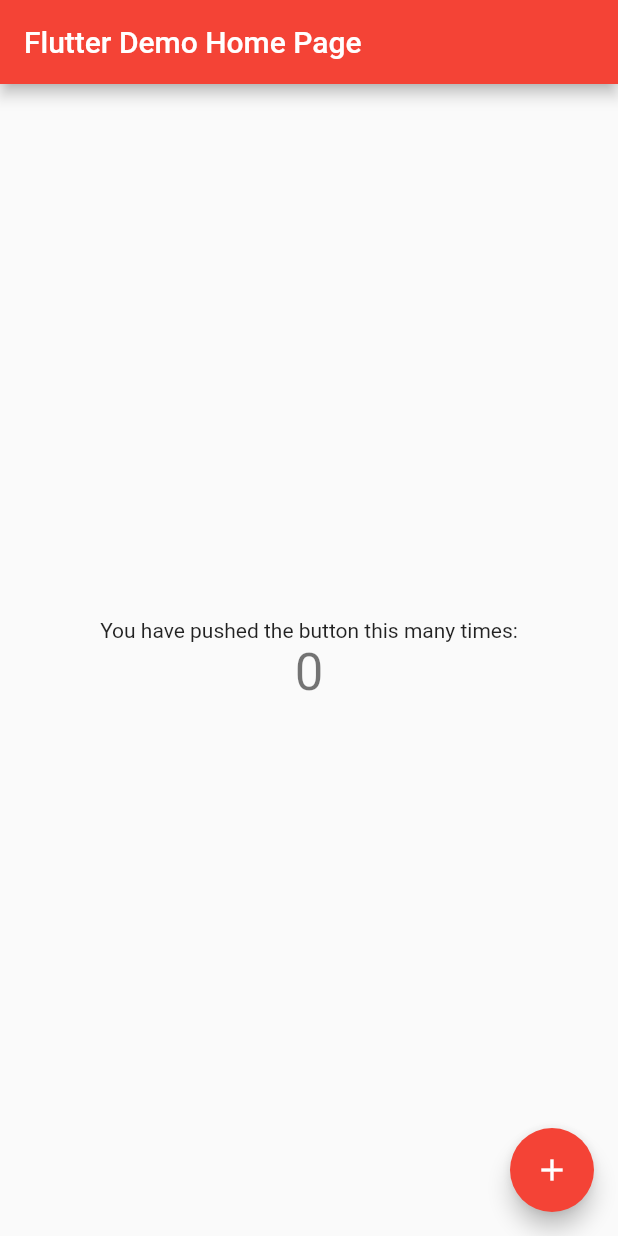
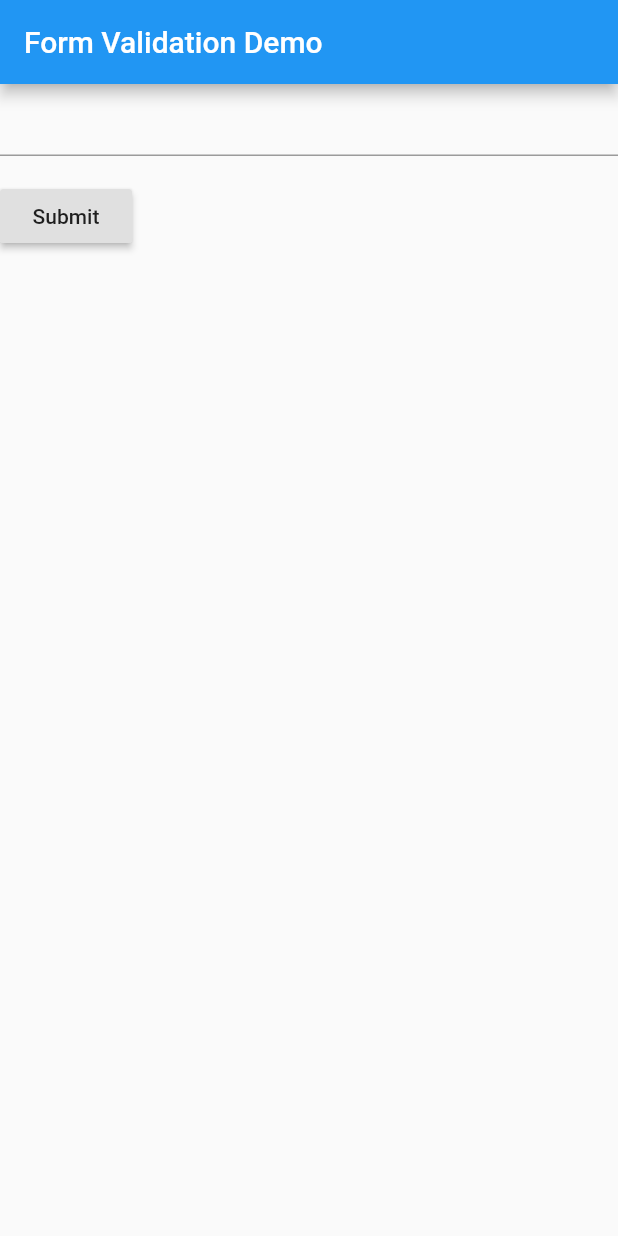
Before and after one commit to Mohamed-Faroug/istole-mobile, a Flutter app: the screen it shows after launch, on a phone screen of 412 x 824 dp. Run offline on Flutter 3.47's test engine with Material 2 defaults, Android fonts, the phone set to English and light mode, and no system bars.

Commit message:
Adding flutter form

```diff
--- a/lib/main.dart
+++ b/lib/main.dart
@@ -3,109 +3,73 @@ import 'package:flutter/material.dart';
 void main() => runApp(MyApp());
 
 class MyApp extends StatelessWidget {
-  // This widget is the root of your application.
   @override
   Widget build(BuildContext context) {
+    final appTitle = 'Form Validation Demo';
+
     return MaterialApp(
-      title: 'Flutter Demo',
-      theme: ThemeData(
-        // This is the theme of your application.
-        //
-        // Try running your application with "flutter run". You'll see the
-        // application has a blue toolbar. Then, without quitting the app, try
-        // changing the primarySwatch below to Colors.green and then invoke
-        // "hot reload" (press "r" in the console where you ran "flutter run",
-        // or simply save your changes to "hot reload" in a Flutter IDE).
-        // Notice that the counter didn't reset back to zero; the application
-        // is not restarted.
-        primarySwatch: Colors.red,
+      title: appTitle,
+      home: Scaffold(
+        appBar: AppBar(
+          title: Text(appTitle),
+        ),
+        body: MyCustomForm(),
       ),
-      home: MyHomePage(title: 'Flutter Demo Home Page'),
     );
   }
 }
 
-class MyHomePage extends StatefulWidget {
-  MyHomePage({Key key, this.title}) : super(key: key);
-
-  // This widget is the home page of your application. It is stateful, meaning
-  // that it has a State object (defined below) that contains fields that affect
-  // how it looks.
-
-  // This class is the configuration for the state. It holds the values (in this
-  // case the title) provided by the parent (in this case the App widget) and
-  // used by the build method of the State. Fields in a Widget subclass are
-  // always marked "final".
-
-  final String title;
-
+// Create a Form widget.
+class MyCustomForm extends StatefulWidget {
   @override
-  _MyHomePageState createState() => _MyHomePageState();
+  MyCustomFormState createState() {
+    return MyCustomFormState();
+  }
 }
 
-class _MyHomePageState extends State<MyHomePage> {
-  int _counter = 0;
-
-  void _incrementCounter() {
-    setState(() {
-      // This call to setState tells the Flutter framework that something has
-      // changed in this State, which causes it to rerun the build method below
-      // so that the display can reflect the updated values. If we changed
-      // _counter without calling setState(), then the build method would not be
-      // called again, and so nothing would appear to happen.
-      _counter++;
-    });
-  }
+// Create a corresponding State class.
+// This class holds data related to the form.
+class MyCustomFormState extends State<MyCustomForm> {
+  // Create a global key that uniquely identifies the Form widget
+  // and allows validation of the form.
+  //
+  // Note: This is a GlobalKey<FormState>,
+  // not a GlobalKey<MyCustomFormState>.
+  final _formKey = GlobalKey<FormState>();
 
   @override
   Widget build(BuildContext context) {
-    // This method is rerun every time setState is called, for instance as done
-    // by the _incrementCounter method above.
-    //
-    // The Flutter framework has been optimized to make rerunning build methods
-    // fast, so that you can just rebuild anything that needs updating rather
-    // than having to individually change instances of widgets.
-    return Scaffold(
-      appBar: AppBar(
-        // Here we take the value from the MyHomePage object that was created by
-        // the App.build method, and use it to set our appbar title.
-        title: Text(widget.title),
+    // Build a Form widget using the _formKey created above.
+    return Form(
+      key: _formKey,
+      child: Column(
+        crossAxisAlignment: CrossAxisAlignment.start,
+        children: <Widget>[
+          TextFormField(
+            validator: (value) {
+              if (value.isEmpty) {
+                return 'Please enter some text';
+              }
+              return null;
+            },
+          ),
+          Padding(
+            padding: const EdgeInsets.symmetric(vertical: 16.0),
+            child: RaisedButton(
+              onPressed: () {
+                // Validate returns true if the form is valid, or false
+                // otherwise.
+                if (_formKey.currentState.validate()) {
+                  // If the form is valid, display a Snackbar.
+                  Scaffold.of(context)
+                      .showSnackBar(SnackBar(content: Text('Processing Data')));
+                }
+              },
+              child: Text('Submit'),
+            ),
+          ),
+        ],
       ),
-      body: Center(
-        // Center is a layout widget. It takes a single child and positions it
-        // in the middle of the parent.
-        child: Column(
-          // Column is also a layout widget. It takes a list of children and
-          // arranges them vertically. By default, it sizes itself to fit its
-          // children horizontally, and tries to be as tall as its parent.
-          //
-          // Invoke "debug painting" (press "p" in the console, choose the
-          // "Toggle Debug Paint" action from the Flutter Inspector in Android
-          // Studio, or the "Toggle Debug Paint" command in Visual Studio Code)
-          // to see the wireframe for each widget.
-          //
-          // Column has various properties to control how it sizes itself and
-          // how it positions its children. Here we use mainAxisAlignment to
-          // center the children vertically; the main axis here is the vertical
-          // axis because Columns are vertical (the cross axis would be
-          // horizontal).
-          mainAxisAlignment: MainAxisAlignment.center,
-          children: <Widget>[
-            Text(
-              'You have pushed the button this many times:',
-            ),
-            Text(
-              '$_counter',
-              style: Theme.of(context).textTheme.display1,
-            ),
-          ],
-        ),
-      ),
-      floatingActionButton: FloatingActionButton(
-        onPressed: _incrementCounter,
-        tooltip: 'Increment',
-        child: Icon(Icons.add),
-      ), // This trailing comma makes auto-formatting nicer for build methods.
     );
   }
 }
```
